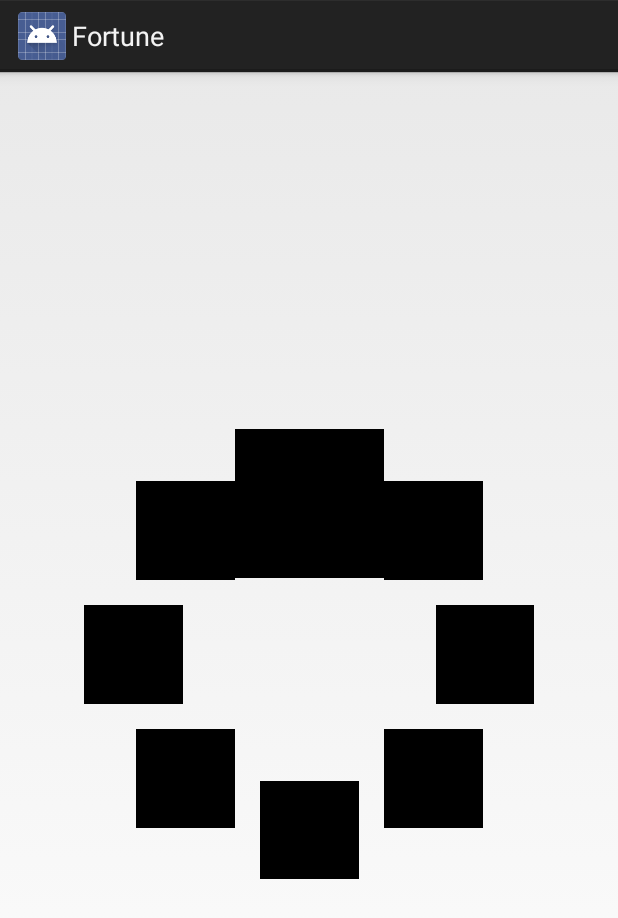
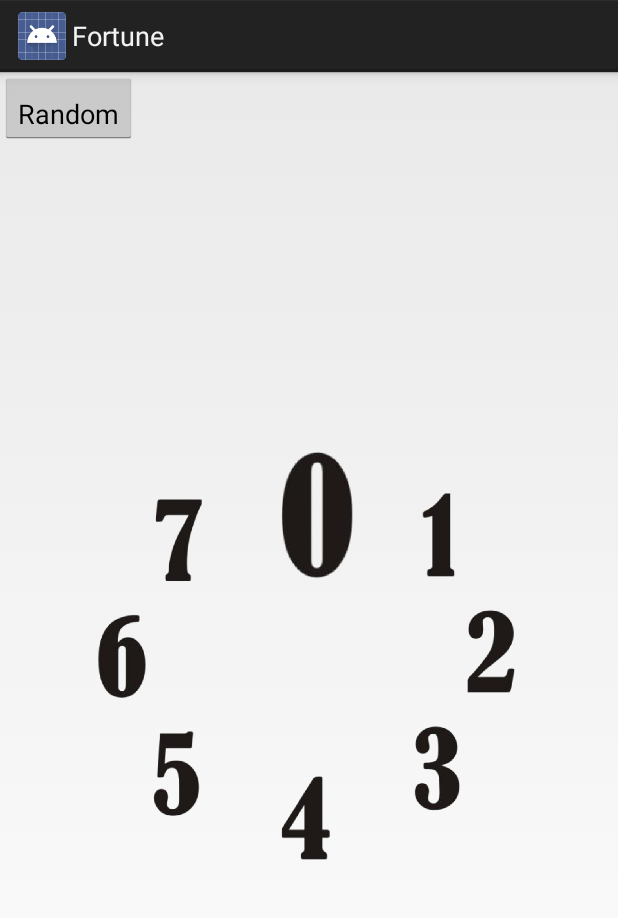
Before and after one commit to myriadmobile/fortune, an Android app: the screen it shows after launch (ExampleActivity), on a phone screen of 412 x 824 dp. Shown: the top 918 px of the screen. Run offline under Robolectric (Android 15) with nearby library versions, the phone set to English and light mode, and no system bars.

Commit message:
Added numbers for icons, Added setSelectedItem to programically set the position of the Fortune

```diff
--- a/app/src/main/java/com/myriadmobile/fortune/FortuneItem.java
+++ b/app/src/main/java/com/myriadmobile/fortune/FortuneItem.java
@@ -48,6 +48,7 @@ public class FortuneItem {
         double dialogalSize = circum * (value/totalValue);
         double radAspect = Math.atan(image.getHeight()/(double)image.getWidth());
         int imageNewWidth = (int)(dialogalSize * Math.cos(radAspect) * sizeMultipler);
+        int imageNewHeight = (int)(dialogalSize * Math.sin(radAspect) * sizeMultipler);
 
         // Is the imagewidth to big?
         if(radius > (canvas.getHeight() > canvas.getWidth() ? canvas.getWidth() : canvas.getHeight())/2) {
@@ -67,10 +68,10 @@ public class FortuneItem {
         if(type == DialItemType.Image) {
             // Center of circle placement
             int centerX = (int) (Math.cos(radians) * (radius - imageNewWidth/2));
-            int centerY = (int) (Math.sin(radians) * (radius - imageNewWidth/2));
+            int centerY = (int) (Math.sin(radians) * (radius - imageNewHeight/2));
 
             int bmpCenterX = imageNewWidth / 2;
-            int bmpCenterY = imageNewWidth * (image.getHeight() / image.getWidth()) / 2;
+            int bmpCenterY = imageNewHeight * (image.getHeight() / image.getWidth()) / 2;
 
             matrix.reset();
             if(hinge == HingeType.Fixed) {
--- a/app/src/main/java/com/myriadmobile/fortune/example/ExampleActivity.java
+++ b/app/src/main/java/com/myriadmobile/fortune/example/ExampleActivity.java
@@ -3,12 +3,16 @@ package com.myriadmobile.fortune.example;
 import android.app.Activity;
 import android.graphics.BitmapFactory;
 import android.os.Bundle;
+import android.util.Log;
+import android.view.View;
+import android.widget.Button;
 
 import com.myriadmobile.fortune.FortuneItem;
 import com.myriadmobile.fortune.FortuneView;
 import com.myriadmobile.fortune.R;
 
 import java.util.ArrayList;
+import java.util.Random;
 
 
 public class ExampleActivity extends Activity {
@@ -45,14 +49,14 @@ public class ExampleActivity extends Activity {
         dis.add(new FortuneItem(BitmapFactory.decodeResource(getResources(), android.R.drawable.ic_menu_save), FortuneItem.HingeType.Fixed));
         */
 
-        dis.add(new FortuneItem(BitmapFactory.decodeResource(getResources(), R.drawable.black)));
-        dis.add(new FortuneItem(BitmapFactory.decodeResource(getResources(), R.drawable.black)));
-        dis.add(new FortuneItem(BitmapFactory.decodeResource(getResources(), R.drawable.black)));
-        dis.add(new FortuneItem(BitmapFactory.decodeResource(getResources(), R.drawable.black)));
-        dis.add(new FortuneItem(BitmapFactory.decodeResource(getResources(), R.drawable.black)));
-        dis.add(new FortuneItem(BitmapFactory.decodeResource(getResources(), R.drawable.black)));
-        dis.add(new FortuneItem(BitmapFactory.decodeResource(getResources(), R.drawable.black)));
-        dis.add(new FortuneItem(BitmapFactory.decodeResource(getResources(), R.drawable.black)));
+        dis.add(new FortuneItem(BitmapFactory.decodeResource(getResources(), R.drawable.image_0)));
+        dis.add(new FortuneItem(BitmapFactory.decodeResource(getResources(), R.drawable.image_1)));
+        dis.add(new FortuneItem(BitmapFactory.decodeResource(getResources(), R.drawable.image_2)));
+        dis.add(new FortuneItem(BitmapFactory.decodeResource(getResources(), R.drawable.image_3)));
+        dis.add(new FortuneItem(BitmapFactory.decodeResource(getResources(), R.drawable.image_4)));
+        dis.add(new FortuneItem(BitmapFactory.decodeResource(getResources(), R.drawable.image_5)));
+        dis.add(new FortuneItem(BitmapFactory.decodeResource(getResources(), R.drawable.image_6)));
+        dis.add(new FortuneItem(BitmapFactory.decodeResource(getResources(), R.drawable.image_7)));
 
         /*
         dis.add(new DialItem(Color.BLACK, 1));
@@ -64,6 +68,17 @@ public class ExampleActivity extends Activity {
 
         fortuneView.addFortuneItems(dis);
 
+        ((Button)findViewById(R.id.btRandom)).setOnClickListener(new View.OnClickListener() {
+            @Override
+            public void onClick(View view) {
+                Random ran = new Random();
+                int randomInt = ran.nextInt(fortuneView.getTotalItems());
+                //fortuneView.setSelectedItem((fortuneView.getSelectedIndex() == fortuneView.getTotalItems() - 1 ? 0 : fortuneView.getSelectedIndex() + 1));
+                //fortuneView.setSelectedItem((fortuneView.getSelectedIndex() == 0 ? fortuneView.getTotalItems() - 1 : fortuneView.getSelectedIndex() - 1));
+                fortuneView.setSelectedItem(randomInt);
+            }
+        });
+
     }
 
 
--- a/app/src/main/res/layout/activity_my.xml
+++ b/app/src/main/res/layout/activity_my.xml
@@ -11,6 +11,13 @@
         android:layout_gravity="center"
         custom:unselectScaleOffset=".8"
         custom:selectScaleOffset="1.2"
-        custom:centripetalPercent="-.25"/>
+        custom:centripetalPercent=".25"/>
+
+    <Button
+        android:layout_width="wrap_content"
+        android:layout_height="wrap_content"
+        android:gravity="bottom"
+        android:text="Random"
+        android:id="@+id/btRandom"/>
 
 </FrameLayout>
```
Also changed, not shown: app/src/main/java/com/myriadmobile/fortune/FortuneView.java (+56 -4 lines), app/src/main/res/drawable/image_0.png (added), app/src/main/res/drawable/image_1.png (added), app/src/main/res/drawable/image_2.png (added), app/src/main/res/drawable/image_3.png (added), app/src/main/res/drawable/image_4.png (added), app/src/main/res/drawable/image_5.png (added), app/src/main/res/drawable/image_6.png (added), app/src/main/res/drawable/image_7.png (added), app/src/main/res/drawable/image_8.png (added), app/src/main/res/drawable/image_9.png (added).
